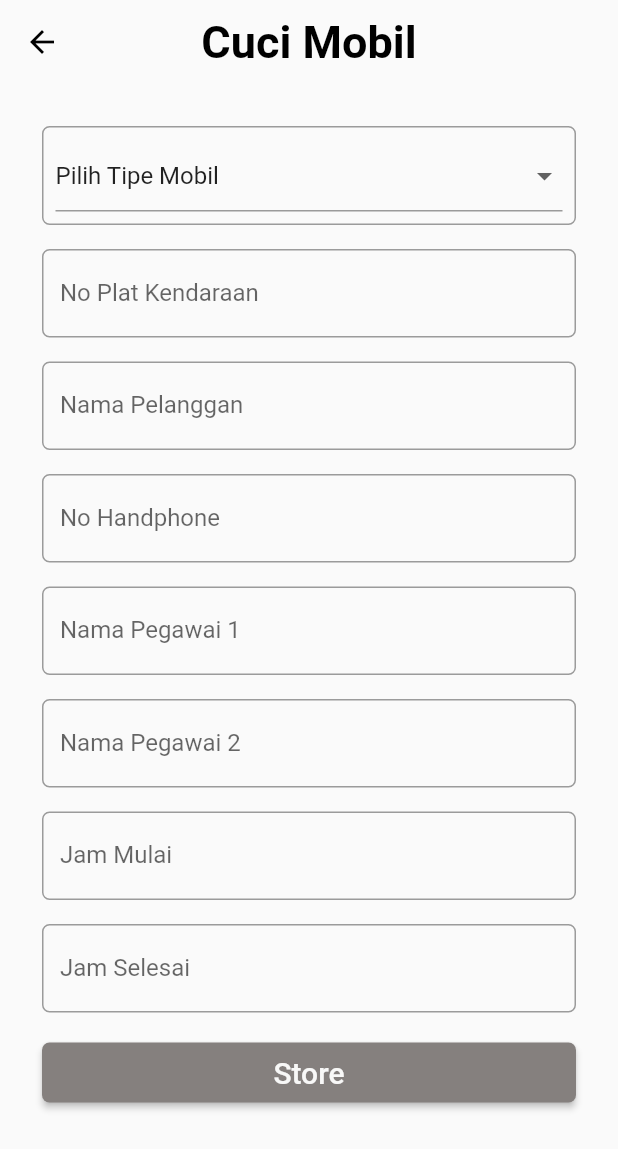
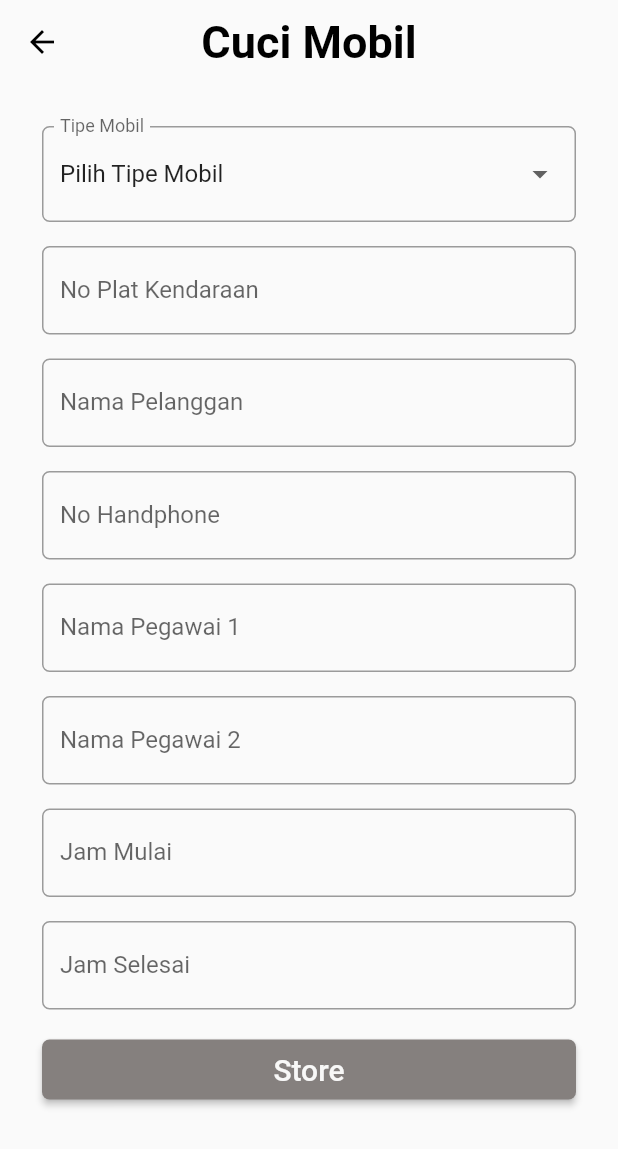
Before and after one commit to iqbalwaldan/sistem_layanan_pencucian, a Flutter app: the halamanMobil screen opened directly, on a phone screen of 412 x 824 dp. Shown: the top 1149 px of the screen. Run offline on Flutter 3.47's test engine with Material 2 defaults, Android fonts, the phone set to English and light mode, and no system bars; our stand-ins replace google_fonts.

Commit message:
Tambah Dropdown

```diff
--- a/lib/halaman_mobil.dart
+++ b/lib/halaman_mobil.dart
@@ -51,17 +51,14 @@ class _halamanMobil extends State<halamanMobil> {
           child: Column(
             children: [
               Container(
-                alignment: Alignment.center,
+                width: double.infinity,
                 margin: const EdgeInsets.all(8.0),
-                decoration: BoxDecoration(
-                    border: Border.all(color: Colors.black38),
+                child: DropdownButtonFormField(
+                  decoration: InputDecoration(
+                    labelText: 'Tipe Mobil',
+                    border: OutlineInputBorder(
                         borderRadius: BorderRadius.circular(5.0)),
-                child: Column(
-                  mainAxisAlignment: MainAxisAlignment.center,
-                  children: <Widget>[
-                    Container(
-                      padding: const EdgeInsets.all(8.0),
-                      child: DropdownButtonFormField(
+                  ),
                   value: dropdownvalue,
                   items: items.map((String items) {
                     return DropdownMenuItem(
@@ -74,9 +71,6 @@ class _halamanMobil extends State<halamanMobil> {
                       dropdownvalue = newValue!;
                     });
                   },
-                      ),
-                    ),
-                  ],
                 ),
               ),
               Container(
```
Lines whose indentation alone changed are shown as unchanged.
